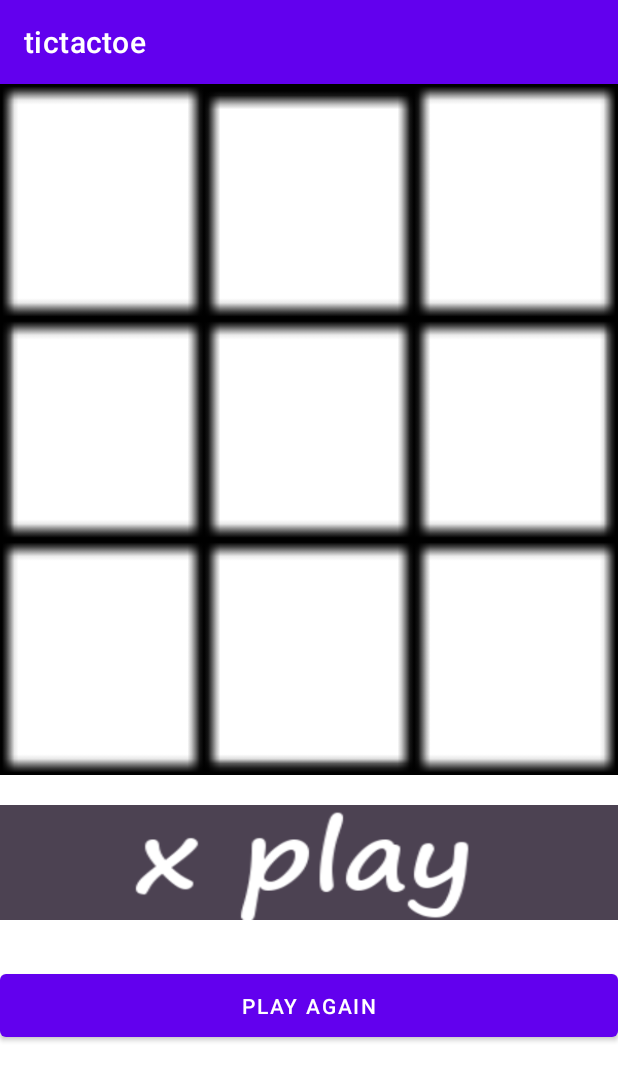
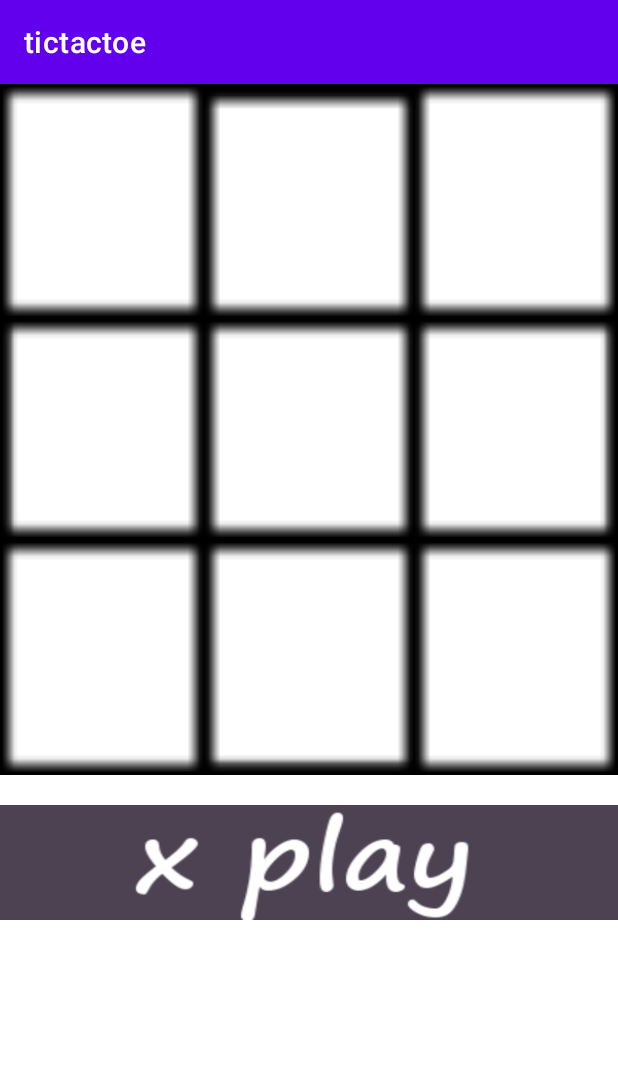
Before and after one commit to talaloni2/tictactoe, an Android app: the screen it shows after launch (MainActivity), on a phone screen of 412 x 824 dp. Shown: the top 1081 px of the screen. Run offline under Robolectric (Android 15) with nearby library versions, the phone set to English and light mode, and no system bars.

Commit message:
Set play again button visibility.

```diff
--- a/app/src/main/java/com/example/tictactoe/MainActivity.java
+++ b/app/src/main/java/com/example/tictactoe/MainActivity.java
@@ -25,6 +25,8 @@ public class MainActivity extends AppCompatActivity {
 
     private Turn turn = Turn.X;
 
+    Button playAgain;
+
     ImageView winLTRSlash;
     ImageView winRTLSlash;
     List<ImageView> winHorizontal;
@@ -43,8 +45,8 @@ public class MainActivity extends AppCompatActivity {
     }
 
     private void assignComponents() {
-        Button play_again = findViewById(getIdentifier("play_again"));
-        play_again.setOnClickListener(view -> this.startGame());
+        this.playAgain = findViewById(getIdentifier("play_again"));
+        playAgain.setOnClickListener(view -> this.startGame());
     }
 
     private void assignWinMarks() {
@@ -129,6 +131,8 @@ public class MainActivity extends AppCompatActivity {
 
         this.drawWin(win);
 
+        this.playAgain.setVisibility(View.VISIBLE);
+
         this.turn = null;
         return true;
     }
@@ -167,6 +171,9 @@ public class MainActivity extends AppCompatActivity {
     private void startGame() {
         assignWinMarks();
         registerSlots();
+
+        this.playAgain.setVisibility(View.INVISIBLE);
+
         if (turn != Turn.X)
             this.changeTurn(null);
     }
```
